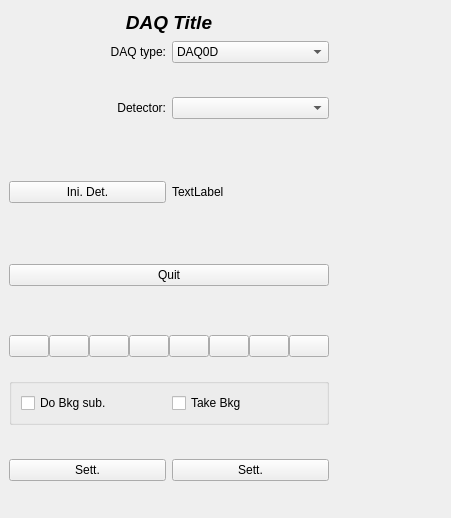
The window that pymodaq/daq_viewer/daq_gui_settings.ui (PyMoDAQ/PyMoDAQ) describes before a commit, drawn with Qt 5.
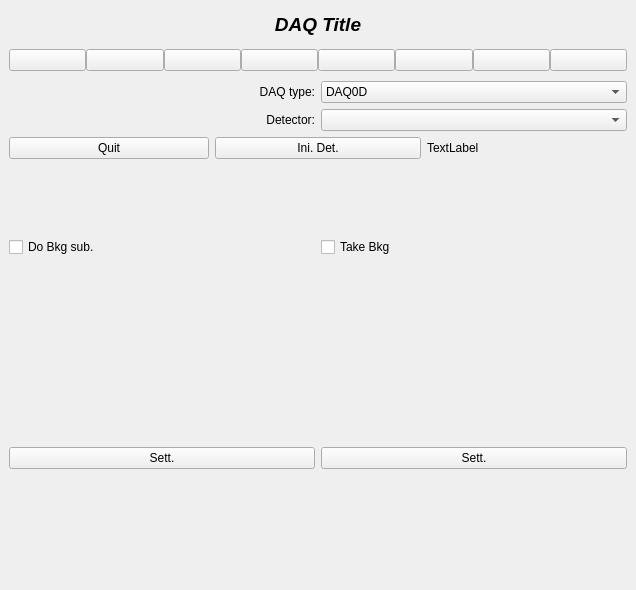
The same window after the commit. Icons and pictures are not drawn. Custom widgets are drawn as their Qt base class.

The edit to the form file:
```diff
--- a/pymodaq/daq_viewer/daq_gui_settings.ui
+++ b/pymodaq/daq_viewer/daq_gui_settings.ui
@@ -6,8 +6,8 @@
    <rect>
     <x>0</x>
     <y>0</y>
-    <width>451</width>
-    <height>518</height>
+    <width>636</width>
+    <height>590</height>
    </rect>
   </property>
   <property name="windowTitle">
@@ -34,45 +34,13 @@
      <item>
       <layout class="QVBoxLayout" name="verticalLayout_4">
        <item>
-        <layout class="QGridLayout" name="gridLayout_3">
-         <property name="spacing">
-          <number>6</number>
-         </property>
-         <item row="2" column="0" rowspan="3">
-          <widget class="QLabel" name="label_3">
-           <property name="text">
-            <string>Detector:</string>
-           </property>
-           <property name="alignment">
-            <set>Qt::AlignRight|Qt::AlignTrailing|Qt::AlignVCenter</set>
-           </property>
-          </widget>
-         </item>
-         <item row="13" column="0" colspan="2">
-          <widget class="QGroupBox" name="groupBox">
-           <property name="title">
-            <string/>
-           </property>
-           <layout class="QHBoxLayout" name="horizontalLayout">
-            <item>
-             <widget class="QCheckBox" name="do_bkg_cb">
-              <property name="text">
-               <string>Do Bkg sub.</string>
-              </property>
-             </widget>
-            </item>
-            <item>
-             <widget class="QCheckBox" name="take_bkg_cb">
-              <property name="text">
-               <string>Take Bkg</string>
-              </property>
-             </widget>
-            </item>
-           </layout>
-          </widget>
-         </item>
-         <item row="0" column="0" colspan="2">
           <widget class="QLabel" name="title_label">
+         <property name="maximumSize">
+          <size>
+           <width>16777215</width>
+           <height>30</height>
+          </size>
+         </property>
            <property name="font">
             <font>
              <family>Tahoma</family>
@@ -90,58 +58,31 @@
            </property>
           </widget>
          </item>
-         <item row="5" column="1" rowspan="3">
-          <widget class="QLED" name="Ini_state_LED">
-           <property name="text">
-            <string>TextLabel</string>
-           </property>
-          </widget>
-         </item>
-         <item row="8" column="0" rowspan="3" colspan="2">
-          <widget class="QPushButton" name="Quit_pb">
-           <property name="text">
-            <string>Quit</string>
-           </property>
-           <property name="icon">
-            <iconset resource="../QtDesigner_Ressources/QtDesigner_ressources.qrc">
-             <normaloff>:/Labview_icons/Icon_Library/close2.png</normaloff>:/Labview_icons/Icon_Library/close2.png</iconset>
-           </property>
-          </widget>
-         </item>
-         <item row="5" column="0" rowspan="3">
-          <widget class="QPushButton" name="IniDet_pb">
-           <property name="text">
-            <string>Ini. Det.</string>
-           </property>
-           <property name="checkable">
-            <bool>true</bool>
-           </property>
-           <property name="checked">
-            <bool>false</bool>
-           </property>
-          </widget>
-         </item>
-         <item row="2" column="1" rowspan="3">
-          <widget class="QComboBox" name="Detector_type_combo">
-           <property name="toolTip">
-            <string>Stage Type</string>
-           </property>
-          </widget>
-         </item>
-         <item row="0" column="2" rowspan="17">
-          <spacer name="horizontalSpacer_2">
-           <property name="orientation">
-            <enum>Qt::Horizontal</enum>
-           </property>
-           <property name="sizeHint" stdset="0">
+       <item>
+        <widget class="QWidget" name="command_widget" native="true">
+         <property name="maximumSize">
             <size>
-             <width>40</width>
-             <height>20</height>
-            </size>
-           </property>
-          </spacer>
-         </item>
-         <item row="11" column="0" rowspan="2" colspan="2">
+           <width>16777215</width>
+           <height>30</height>
+          </size>
+         </property>
+         <layout class="QVBoxLayout" name="verticalLayout">
+          <property name="spacing">
+           <number>0</number>
+          </property>
+          <property name="leftMargin">
+           <number>0</number>
+          </property>
+          <property name="topMargin">
+           <number>0</number>
+          </property>
+          <property name="rightMargin">
+           <number>0</number>
+          </property>
+          <property name="bottomMargin">
+           <number>0</number>
+          </property>
+          <item>
           <layout class="QHBoxLayout" name="horizontalLayout_2">
            <property name="spacing">
             <number>0</number>
@@ -272,39 +213,46 @@
            </item>
           </layout>
          </item>
-         <item row="14" column="1" rowspan="3">
-          <widget class="QPushButton" name="save_settings_pb">
-           <property name="text">
-            <string>Sett.</string>
-           </property>
-           <property name="icon">
-            <iconset resource="../QtDesigner_Ressources/QtDesigner_ressources.qrc">
-             <normaloff>:/Labview_icons/Icon_Library/SaveAs.png</normaloff>:/Labview_icons/Icon_Library/SaveAs.png</iconset>
-           </property>
-          </widget>
-         </item>
-         <item row="14" column="0" rowspan="3">
-          <widget class="QPushButton" name="load_settings_pb">
-           <property name="text">
-            <string>Sett.</string>
-           </property>
-           <property name="icon">
-            <iconset resource="../QtDesigner_Ressources/QtDesigner_ressources.qrc">
-             <normaloff>:/Labview_icons/Icon_Library/Open.png</normaloff>:/Labview_icons/Icon_Library/Open.png</iconset>
-           </property>
-          </widget>
-         </item>
-         <item row="1" column="0">
-          <widget class="QLabel" name="label_4">
+         </layout>
+        </widget>
+       </item>
+       <item>
+        <widget class="QWidget" name="settings_widget" native="true">
+         <layout class="QVBoxLayout" name="verticalLayout_2">
+          <property name="spacing">
+           <number>0</number>
+          </property>
+          <property name="leftMargin">
+           <number>0</number>
+          </property>
+          <property name="topMargin">
+           <number>0</number>
+          </property>
+          <property name="rightMargin">
+           <number>0</number>
+          </property>
+          <property name="bottomMargin">
+           <number>0</number>
+          </property>
+          <item>
+           <layout class="QGridLayout" name="gridLayout_3">
+            <property name="topMargin">
+             <number>0</number>
+            </property>
+            <property name="spacing">
+             <number>6</number>
+            </property>
+            <item row="1" column="0" colspan="3">
+             <widget class="QLabel" name="label_3">
            <property name="text">
-            <string>DAQ type:</string>
+               <string>Detector:</string>
            </property>
            <property name="alignment">
             <set>Qt::AlignRight|Qt::AlignTrailing|Qt::AlignVCenter</set>
            </property>
           </widget>
          </item>
-         <item row="1" column="1">
+            <item row="0" column="3" colspan="3">
           <widget class="QComboBox" name="DAQ_type_combo">
            <property name="toolTip">
             <string>Stage Type</string>
@@ -326,7 +274,106 @@
            </item>
           </widget>
          </item>
-        </layout>
+            <item row="2" column="4" colspan="2">
+             <widget class="QLED" name="Ini_state_LED">
+              <property name="text">
+               <string>TextLabel</string>
+              </property>
+             </widget>
+            </item>
+            <item row="0" column="0" colspan="3">
+             <widget class="QLabel" name="label_4">
+              <property name="text">
+               <string>DAQ type:</string>
+              </property>
+              <property name="alignment">
+               <set>Qt::AlignRight|Qt::AlignTrailing|Qt::AlignVCenter</set>
+              </property>
+             </widget>
+            </item>
+            <item row="2" column="0" colspan="2">
+             <widget class="QPushButton" name="Quit_pb">
+              <property name="toolTip">
+               <string>quit and close the viewer</string>
+              </property>
+              <property name="text">
+               <string>Quit</string>
+              </property>
+              <property name="icon">
+               <iconset resource="../QtDesigner_Ressources/QtDesigner_ressources.qrc">
+                <normaloff>:/Labview_icons/Icon_Library/close2.png</normaloff>:/Labview_icons/Icon_Library/close2.png</iconset>
+              </property>
+             </widget>
+            </item>
+            <item row="2" column="2" colspan="2">
+             <widget class="QPushButton" name="IniDet_pb">
+              <property name="toolTip">
+               <string>To initialize the detector</string>
+              </property>
+              <property name="text">
+               <string>Ini. Det.</string>
+              </property>
+              <property name="checkable">
+               <bool>true</bool>
+              </property>
+              <property name="checked">
+               <bool>false</bool>
+              </property>
+             </widget>
+            </item>
+            <item row="1" column="3" colspan="3">
+             <widget class="QComboBox" name="Detector_type_combo">
+              <property name="toolTip">
+               <string>Stage Type</string>
+              </property>
+             </widget>
+            </item>
+            <item row="5" column="0" rowspan="3" colspan="3">
+             <widget class="QPushButton" name="load_settings_pb">
+              <property name="toolTip">
+               <string>Load settings</string>
+              </property>
+              <property name="text">
+               <string>Sett.</string>
+              </property>
+              <property name="icon">
+               <iconset resource="../QtDesigner_Ressources/QtDesigner_ressources.qrc">
+                <normaloff>:/Labview_icons/Icon_Library/Open.png</normaloff>:/Labview_icons/Icon_Library/Open.png</iconset>
+              </property>
+             </widget>
+            </item>
+            <item row="5" column="3" rowspan="3" colspan="3">
+             <widget class="QPushButton" name="save_settings_pb">
+              <property name="toolTip">
+               <string>save settings</string>
+              </property>
+              <property name="text">
+               <string>Sett.</string>
+              </property>
+              <property name="icon">
+               <iconset resource="../QtDesigner_Ressources/QtDesigner_ressources.qrc">
+                <normaloff>:/Labview_icons/Icon_Library/SaveAs.png</normaloff>:/Labview_icons/Icon_Library/SaveAs.png</iconset>
+              </property>
+             </widget>
+            </item>
+            <item row="3" column="3" rowspan="2" colspan="3">
+             <widget class="QCheckBox" name="take_bkg_cb">
+              <property name="text">
+               <string>Take Bkg</string>
+              </property>
+             </widget>
+            </item>
+            <item row="3" column="0" rowspan="2" colspan="3">
+             <widget class="QCheckBox" name="do_bkg_cb">
+              <property name="text">
+               <string>Do Bkg sub.</string>
+              </property>
+             </widget>
+            </item>
+           </layout>
+          </item>
+         </layout>
+        </widget>
        </item>
       </layout>
      </item>
```
Left out of the diff: 4 changed lines with no effect on the pictures. Lines whose indentation alone changed are shown as unchanged.
